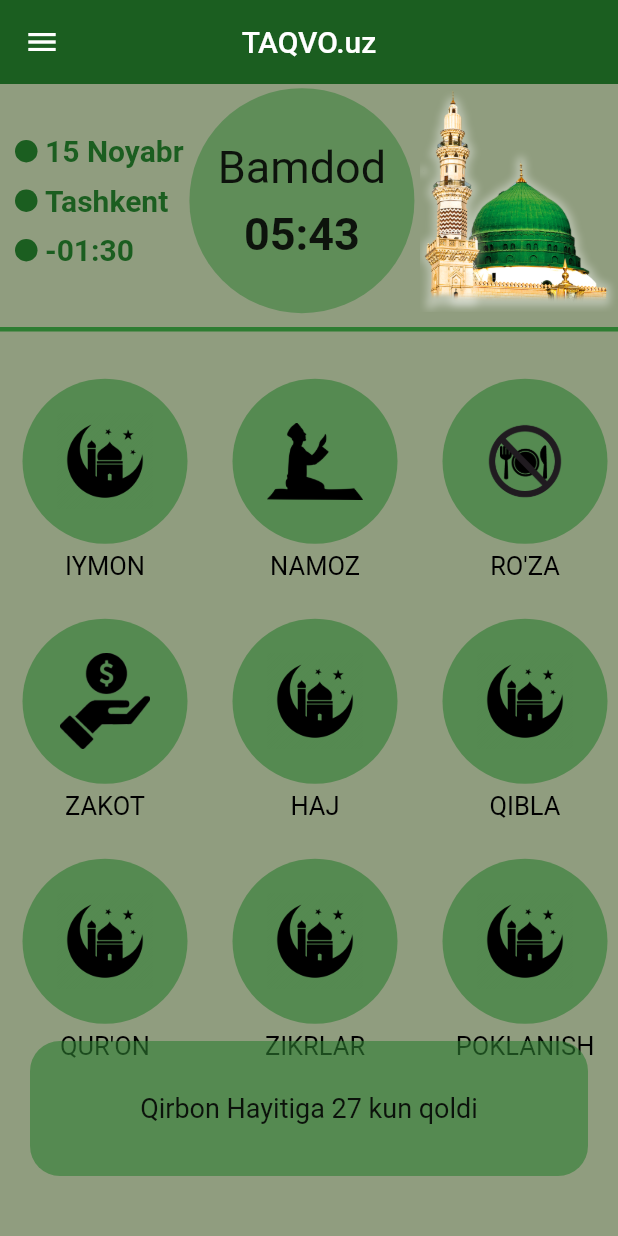
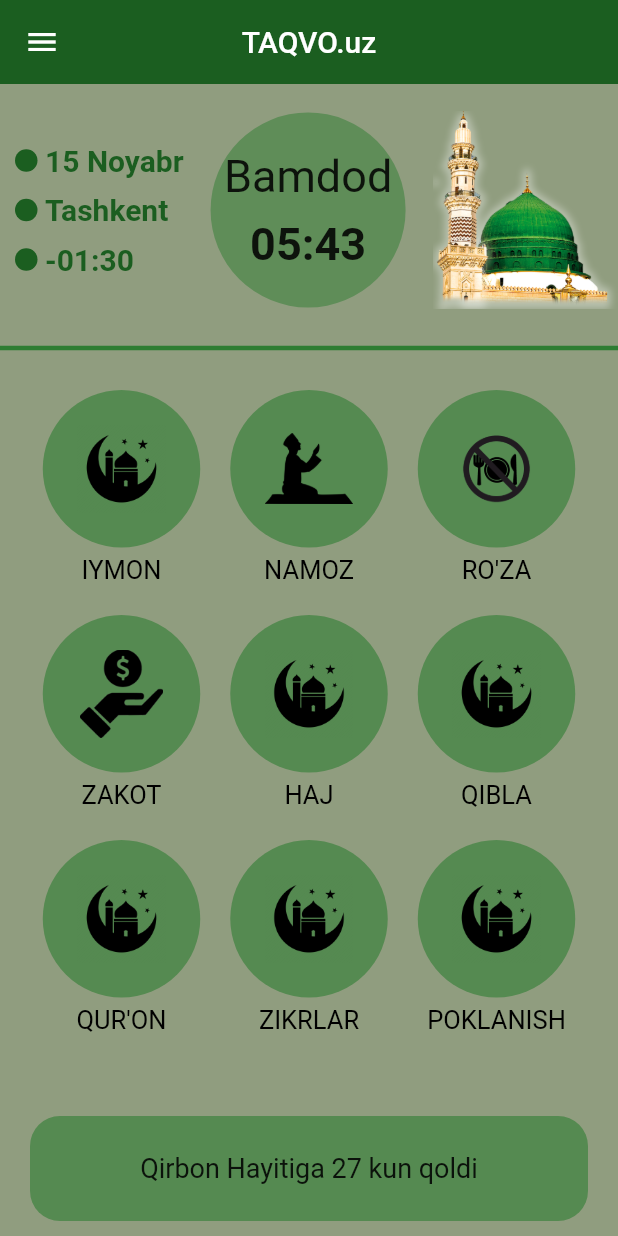
Before and after one commit to Boburbek6010/iyman_uz, a Flutter app: the HomeScreen screen opened by its route, on a phone screen of 412 x 824 dp. Run offline on Flutter 3.47's test engine with Material 2 defaults, Android fonts, the phone set to English and light mode, and no system bars; our stand-ins replace animated_text_kit, easy_localization, flutter_neumorphic, shared_preferences; missing offline and left inert: smooth_compass; accounts and stored records are empty.

Commit message:
Boburbek 6-commit, categoriy togirlandi yana

```diff
--- a/lib/app.dart
+++ b/lib/app.dart
@@ -1,5 +1,6 @@
 import 'package:easy_localization/easy_localization.dart';
 import 'package:flutter/material.dart';
+import 'package:iyman_uz/features/compass/presentation/pages/compass_page.dart';
 import 'package:iyman_uz/features/main_home/presentation/screens/home.dart';
 import 'package:iyman_uz/features/taxorat/presentation/screens/taxorat_screen.dart';
 
@@ -22,7 +23,7 @@ class App extends StatelessWidget {
     localizationsDelegates: context.localizationDelegates,
     supportedLocales: context.supportedLocales,
     locale: context.locale,
-    home: const SplashPage(),
+    home: const CompassPage(),
     routes: {
       SplashPage.id: (context) => const SplashPage(),
       TaxoratScreen.id: (context) => const TaxoratScreen(),
@@ -30,6 +31,7 @@ class App extends StatelessWidget {
       NamozScreen.id: (context) => const NamozScreen(),
       TasbehScreen.id: (context) => const TasbehScreen(),
       HomeScreen.id: (context) => const HomeScreen(),
+      CompassPage.id: (context) => const CompassPage(),
     },
   );
 }
--- a/lib/features/intro/presentation/screens/intro_screen.dart
+++ b/lib/features/intro/presentation/screens/intro_screen.dart
@@ -14,7 +14,7 @@ class IntroPage extends StatelessWidget {
   @override
   Widget build(BuildContext context) {
     return Scaffold(
-      backgroundColor: Colors.white,
+      backgroundColor: const Color(0xff909d7f),
       body: ChangeNotifierProvider(
         create: (context) => IntroProvider(),
         builder: (context, widget) {
--- a/lib/features/main_home/presentation/screens/home.dart
+++ b/lib/features/main_home/presentation/screens/home.dart
@@ -1,4 +1,5 @@
 import 'package:flutter/material.dart';
+import 'package:iyman_uz/features/compass/presentation/pages/compass_page.dart';
 import 'package:iyman_uz/features/main_home/presentation/widgets/every_item_widget.dart';
 
 import '../../../namoz/presentation/screens/namoz_screen.dart';
@@ -103,8 +104,8 @@ class HomeScreen extends StatelessWidget {
                 ),
                 ///for clock
                 Container(
-                  height: 150,
-                  width: 150,
+                  height: 130,
+                  width: 130,
                   decoration: BoxDecoration(
                     color: Colors.green.shade800.withOpacity(0.5),
                     shape: BoxShape.circle,
@@ -131,8 +132,8 @@ class HomeScreen extends StatelessWidget {
                 ///for picture
                 Image(
                   fit: BoxFit.cover,
-                  width: MediaQuery.of(context).size.width * 0.32,
-                  height: MediaQuery.of(context).size.height * 0.18,
+                  width: MediaQuery.of(context).size.width * 0.30,
+                  height: MediaQuery.of(context).size.height * 0.16,
                   image: const AssetImage('assets/images/home/img_1.png'),
                 ),
               ],
@@ -183,7 +184,9 @@ class HomeScreen extends StatelessWidget {
                       text: "HAJ",
                     ),
                     EveryItemWidget(
-                      onPressed: (){},
+                      onPressed: (){
+                        Navigator.pushNamed(context, CompassPage.id);
+                      },
                       image: Image.asset('assets/images/home/img_3.png'),
                       text: "QIBLA",
                     ),
--- a/lib/features/main_home/presentation/widgets/every_item_widget.dart
+++ b/lib/features/main_home/presentation/widgets/every_item_widget.dart
@@ -12,10 +12,10 @@ class EveryItemWidget extends StatelessWidget {
     return Column(
       children: [
         Container(
-          margin: const EdgeInsets.only(top: 25, left: 15, right: 15),
+          margin: const EdgeInsets.only(top: 20, left: 10, right: 10),
           padding: const EdgeInsets.all(15),
-          height: 110,
-          width: 110,
+          height: 105,
+          width: 105,
           decoration: BoxDecoration(
               color: Colors.green.shade800.withOpacity(0.6),
               shape: BoxShape.circle),
--- a/lib/features/main_home/presentation/widgets/ramazon_counter_widget.dart
+++ b/lib/features/main_home/presentation/widgets/ramazon_counter_widget.dart
@@ -6,8 +6,8 @@ class RamazonCounterWidget extends StatelessWidget {
   @override
   Widget build(BuildContext context) {
     return Container(
-      height: 90,
-      margin: const EdgeInsets.only(left: 20, right: 20, bottom: 40),
+      height: 70,
+      margin: const EdgeInsets.only(left: 20, right: 20, bottom: 10),
       decoration: BoxDecoration(
         borderRadius: BorderRadius.circular(20),
         color: Colors.green.shade800.withOpacity(0.6),
--- /dev/null
+++ b/lib/features/main_home/view_model/home_vm.dart
@@ -0,0 +1,5 @@
+import 'package:flutter/cupertino.dart';
+
+class HomeVM extends ChangeNotifier{
+
+}
--- a/lib/features/namoz/presentation/widgets/category_widget.dart
+++ b/lib/features/namoz/presentation/widgets/category_widget.dart
@@ -4,7 +4,8 @@ import '../../../../core/colors/theme_style.dart';
 
 class NamozCategoryView extends StatelessWidget {
   final String text;
-  const NamozCategoryView({Key? key, required this.text}) : super(key: key);
+  final void onPressed;
+  const NamozCategoryView({Key? key, required this.text, required this.onPressed}) : super(key: key);
 
   @override
   Widget build(BuildContext context) {
@@ -21,7 +22,7 @@ class NamozCategoryView extends StatelessWidget {
         borderRadius: BorderRadius.circular(20)
       ),
       padding: EdgeInsets.zero,
-      onPressed: (() {}),
+      onPressed: () => onPressed,
       child: Text(
           text,
         style: ThemeService.categoryTextStyle,
--- a/lib/features/splash/presentation/screens/splash_screen.dart
+++ b/lib/features/splash/presentation/screens/splash_screen.dart
@@ -19,7 +19,7 @@ class SplashPage extends StatelessWidget {
       builder: (context, widget) {
         var splashVm = Provider.of<SplashVM>(context, listen: false);
         return Scaffold(
-          backgroundColor: AppColors.backgroundColor,
+          backgroundColor: const Color(0xff909d7f),
           body: Consumer<SplashVM>(
             builder: (context, cart, child){
               return Column(
--- a/pubspec.yaml
+++ b/pubspec.yaml
@@ -20,12 +20,14 @@ dependencies:
   # animation
   animated_text_kit: any
 
-
   # local database
   shared_preferences: ^2.0.15
 
   # architecture pattern
   provider: any
+
+  #compass
+  smooth_compass: ^2.0.2
 
 dev_dependencies:
   flutter_test:
@@ -82,6 +84,8 @@ flutter:
     - assets/images/intro/ramadan_img.jpeg
     - assets/images/splash/transparent_img.png
     - assets/images/intro/zakat_img.jpeg
+    - assets/images/compass/img_6.png
+    - assets/images/compass/img_7.png
   # fonts:
   #   - family: Schyler
   #     fonts:
```
Also changed, not shown: lib/features/compass/presentation/pages/compass_page.dart (added, +60 -0 lines), lib/features/namoz/presentation/screens/namoz_screen.dart (+24 -22 lines), lib/features/splash/presentation/widgets/language_choose_widget.dart (+3 -4 lines), assets/images/compass/img_6.png (added), assets/images/compass/img_7.png (added), pubspec.lock, 4 other files.
